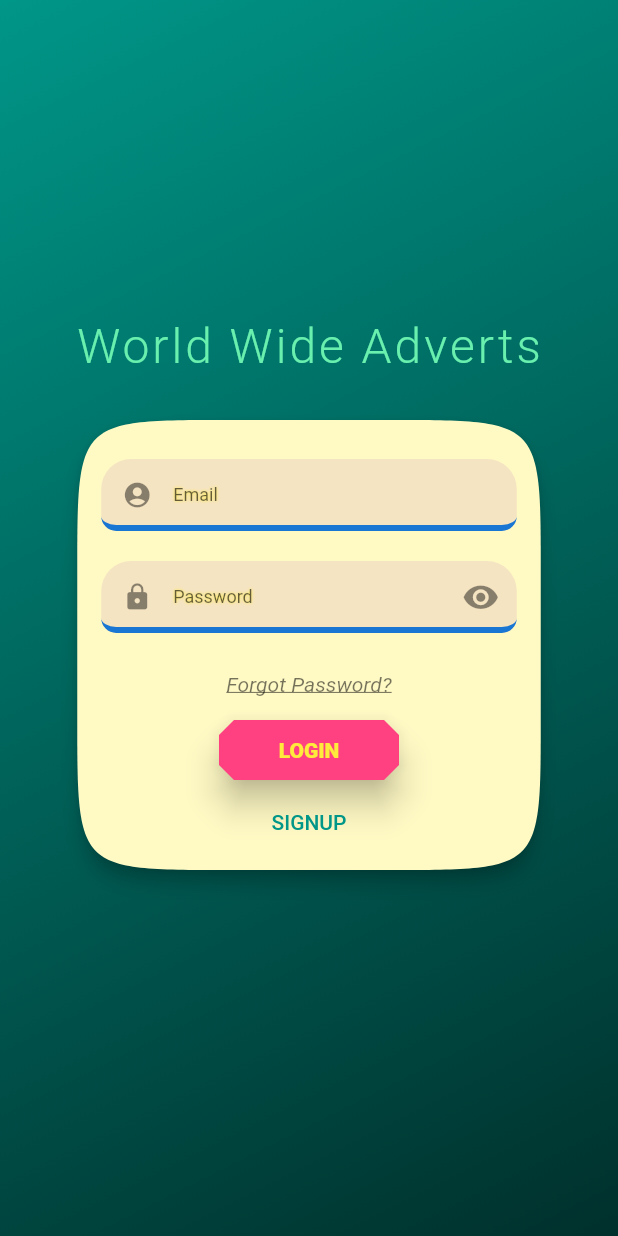
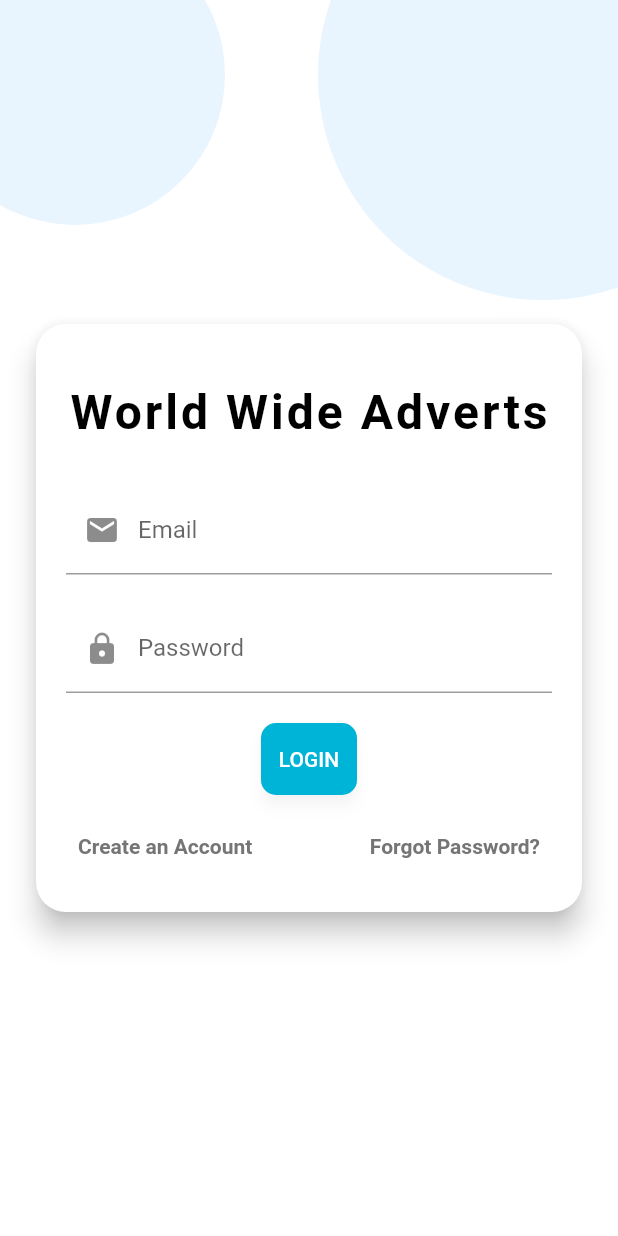
Before and after one commit to muhammedmuaz/worldwideadvert, a Flutter app: the LoginScreen screen opened directly, on a phone screen of 412 x 824 dp. Run offline on Flutter 3.47's test engine with Material 2 defaults, Android fonts, the phone set to English and light mode, and no system bars; drawn by our look-alikes of flutter_login; our stand-ins replace bot_toast, carousel_slider, get, get_storage, google_fonts; accounts and stored records are empty; Roboto replaces fonts that are missing (NotoSans, OpenSans, Quicksand).

Commit message:
changes done

```diff
--- a/lib/main.dart
+++ b/lib/main.dart
@@ -70,7 +70,7 @@ class MyApp extends StatelessWidget {
       //   LoginScreen: (context) => LoginScreen(),
       //   // DashboardScreen.routeName: (context) => const DashboardScreen(),
       // },
-      home: HomePage(),
+      home: LoginScreen(),
     );
   }
 }
--- a/lib/view/Auth/loginscreen.dart
+++ b/lib/view/Auth/loginscreen.dart
@@ -1,94 +1,199 @@
 import 'package:flutter/material.dart';
-import 'package:flutter_login/flutter_login.dart';
 import 'package:get/get.dart';
 import 'package:worldwideadverts/view/HomeScreen/homepage.dart';
 
-class LoginScreen extends StatelessWidget {
+class LoginScreen extends StatefulWidget {
+  @override
+  _LoginScreenState createState() => _LoginScreenState();
+}
+
+class _LoginScreenState extends State<LoginScreen>
+    with SingleTickerProviderStateMixin {
+  late AnimationController _animationController;
+  late Animation<double> _fadeAnimation;
+  late Animation<double> _scaleAnimation;
+  late Animation<double> _formAnimation;
+
+  @override
+  void initState() {
+    super.initState();
+
+    _animationController = AnimationController(
+      duration: const Duration(milliseconds: 1000),
+      vsync: this,
+    );
+
+    _fadeAnimation = Tween<double>(begin: 0.0, end: 1.0).animate(
+      CurvedAnimation(
+        parent: _animationController,
+        curve: Curves.easeInOut,
+      ),
+    );
+
+    _scaleAnimation = Tween<double>(begin: 0.5, end: 1.0).animate(
+      CurvedAnimation(
+        parent: _animationController,
+        curve: Curves.easeInOutBack,
+      ),
+    );
+
+    _formAnimation = Tween<double>(begin: 100.0, end: 0.0).animate(
+      CurvedAnimation(
+        parent: _animationController,
+        curve: Curves.easeInOutBack,
+      ),
+    );
+
+    _animationController.forward();
+  }
+
+  @override
+  void dispose() {
+    _animationController.dispose();
+    super.dispose();
+  }
+
   @override
   Widget build(BuildContext context) {
-    var inputBorder = const BorderRadius.vertical(
-      bottom: Radius.circular(10.0),
-      top: Radius.circular(20.0),
-    );
-
-    return FlutterLogin(
-      title: 'World Wide Adverts',
-      // logo: AssetImage('assets/logo.png'),
-      onLogin: (_) => Get.to(const HomePage()),
-      onSignup: (_) => Get.to(const HomePage()),
-      onSubmitAnimationCompleted: () => Get.to(const HomePage()),
-      onRecoverPassword: (_) => Get.to(const HomePage()),
-      theme: LoginTheme(
-        primaryColor: Colors.teal,
-        accentColor: Colors.yellow,
-        errorColor: Colors.deepOrange,
-        titleStyle: const TextStyle(
-            color: Colors.greenAccent,
-            fontFamily: 'Quicksand',
-            letterSpacing: 2,
-            fontSize: 32),
-        bodyStyle: const TextStyle(
-          fontStyle: FontStyle.italic,
-          decoration: TextDecoration.underline,
-        ),
-        textFieldStyle: const TextStyle(
-          color: Colors.orange,
-          shadows: [Shadow(color: Colors.yellow, blurRadius: 2)],
-        ),
-        buttonStyle: const TextStyle(
-          fontWeight: FontWeight.w800,
-          color: Colors.yellow,
-        ),
-        cardTheme: CardTheme(
-          color: Colors.yellow.shade100,
-          elevation: 5,
-          margin: EdgeInsets.only(top: 15),
-          shape: ContinuousRectangleBorder(
-              borderRadius: BorderRadius.circular(100.0)),
-        ),
-        inputTheme: InputDecorationTheme(
-          filled: true,
-          fillColor: Colors.purple.withOpacity(.1),
-          contentPadding: EdgeInsets.zero,
-          errorStyle: const TextStyle(
-            backgroundColor: Colors.orange,
-            color: Colors.white,
+    return Scaffold(
+      backgroundColor: Colors.white,
+      body: Stack(
+        children: [
+          Positioned(
+            top: -100.0,
+            right: -100.0,
+            child: Container(
+              width: 300.0,
+              height: 300.0,
+              decoration: BoxDecoration(
+                shape: BoxShape.circle,
+                color: Colors.blue.withOpacity(0.1),
+              ),
+            ),
           ),
-          labelStyle: const TextStyle(fontSize: 12),
-          enabledBorder: UnderlineInputBorder(
-            borderSide: BorderSide(color: Colors.blue.shade700, width: 4),
-            borderRadius: inputBorder,
+          Positioned(
+            top: -50.0,
+            left: -50.0,
+            child: Container(
+              width: 200.0,
+              height: 200.0,
+              decoration: BoxDecoration(
+                shape: BoxShape.circle,
+                color: Colors.blue.withOpacity(0.1),
+              ),
+            ),
           ),
-          focusedBorder: UnderlineInputBorder(
-            borderSide: BorderSide(color: Colors.blue.shade400, width: 5),
-            borderRadius: inputBorder,
+          Center(
+            child: AnimatedBuilder(
+              animation: _animationController,
+              builder: (context, child) {
+                return Transform.scale(
+                  scale: _scaleAnimation.value,
+                  child: FadeTransition(
+                    opacity: _fadeAnimation,
+                    child: child,
+                  ),
+                );
+              },
+              child: Padding(
+                padding: const EdgeInsets.all(20.0),
+                child: Card(
+                  shape: RoundedRectangleBorder(
+                    borderRadius: BorderRadius.circular(20.0),
+                  ),
+                  elevation: 8.0,
+                  child: Padding(
+                    padding: const EdgeInsets.all(20.0),
+                    child: AnimatedBuilder(
+                      animation: _animationController,
+                      builder: (context, child) {
+                        return Transform.translate(
+                          offset: Offset(0.0, _formAnimation.value),
+                          child: child,
+                        );
+                      },
+                      child: Column(
+                        mainAxisSize: MainAxisSize.min,
+                        children: [
+                          const SizedBox(height: 20.0),
+                          Text(
+                            'World Wide Adverts',
+                            style: TextStyle(
+                              color: Colors.black,
+                              fontFamily: 'Quicksand',
+                              letterSpacing: 2,
+                              fontSize: 32,
+                              fontWeight: FontWeight.bold,
+                            ),
+                          ),
+                          const SizedBox(height: 30.0),
+                          TextFormField(
+                            decoration: InputDecoration(
+                              labelText: 'Email',
+                              prefixIcon: Icon(Icons.email),
+                            ),
+                          ),
+                          const SizedBox(height: 20.0),
+                          TextFormField(
+                            obscureText: true,
+                            decoration: InputDecoration(
+                              labelText: 'Password',
+                              prefixIcon: Icon(Icons.lock),
+                            ),
+                          ),
+                          const SizedBox(height: 20.0),
+                          ElevatedButton(
+                            onPressed: () {},
+                            child: Text('LOGIN'),
+                            style: ElevatedButton.styleFrom(
+                              primary: Color(0xFF00B4D8),
+                              shape: RoundedRectangleBorder(
+                                borderRadius: BorderRadius.circular(10.0),
+                              ),
+                              padding: const EdgeInsets.symmetric(
+                                vertical: 16.0,
+                              ),
+                              animationDuration:
+                                  const Duration(milliseconds: 200),
+                              elevation: 4.0,
+                              shadowColor: Colors.black.withOpacity(0.2),
+                            ),
+                          ),
+                          const SizedBox(height: 10.0),
+                          Row(
+                            mainAxisAlignment: MainAxisAlignment.spaceBetween,
+                            children: [
+                              TextButton(
+                                onPressed: () => Get.to(const HomePage()),
+                                child: Text(
+                                  'Create an Account',
+                                  style: TextStyle(
+                                    color: Colors.grey[600],
+                                    fontWeight: FontWeight.bold,
+                                  ),
+                                ),
+                              ),
+                              TextButton(
+                                onPressed: () => Get.to(const HomePage()),
+                                child: Text(
+                                  'Forgot Password?',
+                                  style: TextStyle(
+                                    color: Colors.grey[600],
+                                    fontWeight: FontWeight.bold,
+                                  ),
+                                ),
+                              ),
+                            ],
+                          ),
+                        ],
+                      ),
+                    ),
+                  ),
+                ),
+              ),
+            ),
           ),
-          errorBorder: UnderlineInputBorder(
-            borderSide: BorderSide(color: Colors.red.shade700, width: 7),
-            borderRadius: inputBorder,
-          ),
-          focusedErrorBorder: UnderlineInputBorder(
-            borderSide: BorderSide(color: Colors.red.shade400, width: 8),
-            borderRadius: inputBorder,
-          ),
-          disabledBorder: UnderlineInputBorder(
-            borderSide: const BorderSide(color: Colors.grey, width: 5),
-            borderRadius: inputBorder,
-          ),
-        ),
-        buttonTheme: LoginButtonTheme(
-          splashColor: Colors.purple,
-          backgroundColor: Colors.pinkAccent,
-          highlightColor: Colors.lightGreen,
-          elevation: 9.0,
-          highlightElevation: 6.0,
-          shape: BeveledRectangleBorder(
-            borderRadius: BorderRadius.circular(10),
-          ),
-          // shape: RoundedRectangleBorder(borderRadius: BorderRadius.circular(5)),
-          // shape: CircleBorder(side: BorderSide(color: Colors.green)),
-          // shape: ContinuousRectangleBorder(borderRadius: BorderRadius.circular(55.0)),
-        ),
+        ],
       ),
     );
   }
```
Also changed, not shown: lib/controller/home_controller.dart (added, +16 -0 lines), lib/controller/login_controller.dart (+21 -0 lines), lib/model/list_ads.dart (added, +367 -0 lines), lib/network/api.dart (+4 -4 lines), lib/model/detail_article.dart (added), 9 other files.
